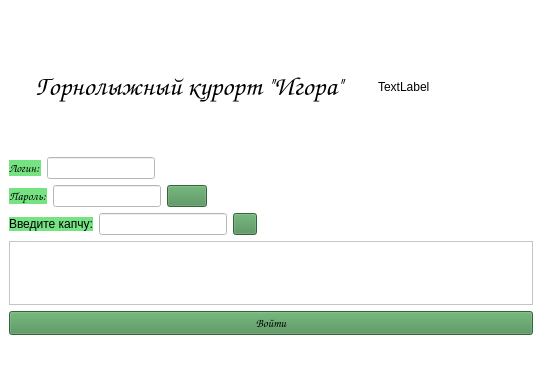
First picture: the form in forms/Authorization/res/forms/auth.ui, repository programmister68/Practice-2022, before the edit.
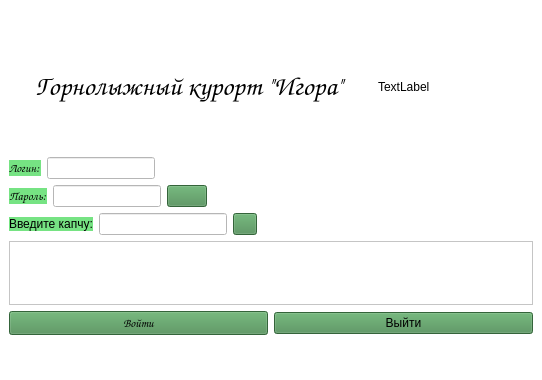
Second picture: the form after the edit.

Diff of the .ui file:
```diff
--- a/forms/Authorization/res/forms/auth.ui
+++ b/forms/Authorization/res/forms/auth.ui
@@ -1582,6 +1582,8 @@
        </widget>
       </item>
       <item>
+       <layout class="QHBoxLayout" name="horizontalLayout_6">
+        <item>
        <widget class="QPushButton" name="pushButton_3">
         <property name="font">
          <font>
@@ -1595,6 +1597,18 @@
          <string>Войти</string>
         </property>
        </widget>
+        </item>
+        <item>
+         <widget class="QPushButton" name="btn_ext">
+          <property name="styleSheet">
+           <string notr="true">background-color: rgb(73, 140, 81);</string>
+          </property>
+          <property name="text">
+           <string>Выйти</string>
+          </property>
+         </widget>
+        </item>
+       </layout>
       </item>
      </layout>
     </item>
```
Lines whose indentation alone changed are shown as unchanged.
